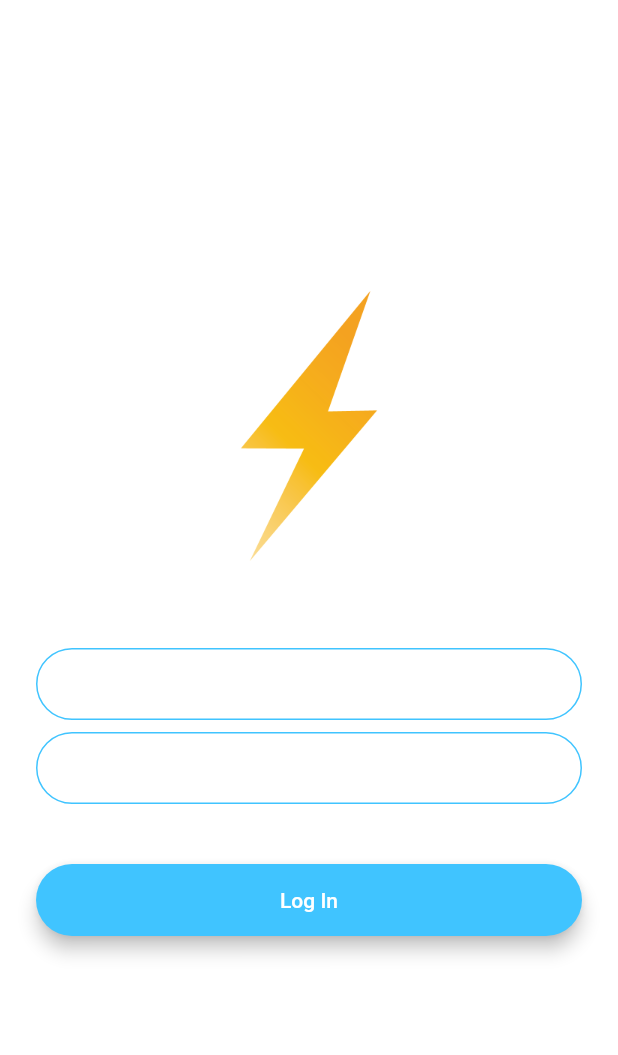
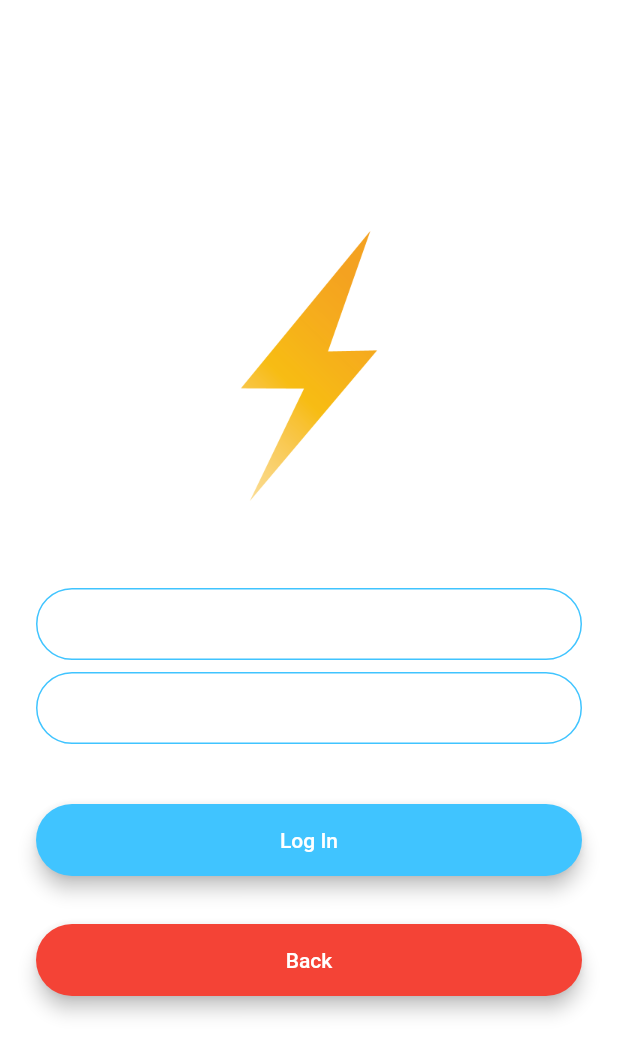
Before and after one commit to iury0393/flash-chat, a Flutter app: the screen it shows after launch, after a tap on "Log In", on a phone screen of 412 x 824 dp. Shown: the top 1055 px of the screen. Run offline on Flutter 3.47's test engine with Material 2 defaults, Android fonts, the phone set to English and light mode, and no system bars.

Commit message:
Criando animação simples

```diff
--- a/lib/screens/login_screen.dart
+++ b/lib/screens/login_screen.dart
@@ -18,9 +18,12 @@ class _LoginScreenState extends State<LoginScreen> {
           mainAxisAlignment: MainAxisAlignment.center,
           crossAxisAlignment: CrossAxisAlignment.stretch,
           children: <Widget>[
-            Container(
-              height: 200.0,
-              child: Image.asset('images/logo.png'),
+            Hero(
+              tag: 'logo',
+              child: Container(
+                height: 200.0,
+                child: Image.asset('images/logo.png'),
+              ),
             ),
             SizedBox(
               height: 48.0,
@@ -95,6 +98,25 @@ class _LoginScreenState extends State<LoginScreen> {
                 ),
               ),
             ),
+            Padding(
+              padding: EdgeInsets.symmetric(vertical: 16.0),
+              child: Material(
+                color: Colors.red,
+                borderRadius: BorderRadius.all(Radius.circular(30.0)),
+                elevation: 5.0,
+                child: MaterialButton(
+                  onPressed: () {
+                    Navigator.pop(context);
+                  },
+                  minWidth: 200.0,
+                  height: 42.0,
+                  child: Text(
+                    'Back',
+                    style: TextStyle(color: Colors.white),
+                  ),
+                ),
+              ),
+            ),
           ],
         ),
       ),
--- a/lib/screens/welcome_screen.dart
+++ b/lib/screens/welcome_screen.dart
@@ -21,15 +21,19 @@ class _WelcomeScreenState extends State<WelcomeScreen> {
           children: <Widget>[
             Row(
               children: <Widget>[
-                Container(
-                  child: Image.asset('images/logo.png'),
-                  height: 60.0,
+                Hero(
+                  tag: 'logo',
+                  child: Container(
+                    child: Image.asset('images/logo.png'),
+                    height: 60.0,
+                  ),
                 ),
                 Text(
                   'Flash Chat',
                   style: TextStyle(
                     fontSize: 45.0,
                     fontWeight: FontWeight.w900,
+                    color: Color(0xFF757476),
                   ),
                 ),
               ],
```
Also changed, not shown: lib/screens/registration_screen.dart (+25 -3 lines), 36 other files.
